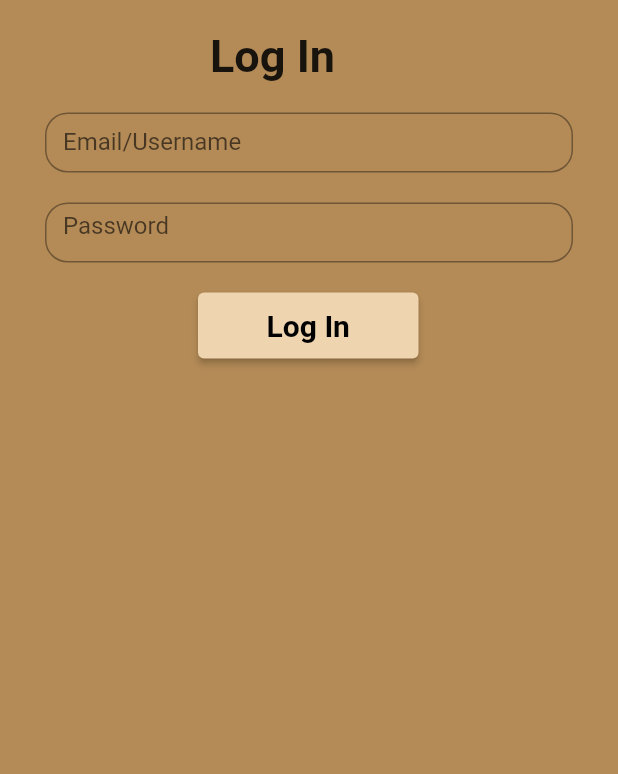
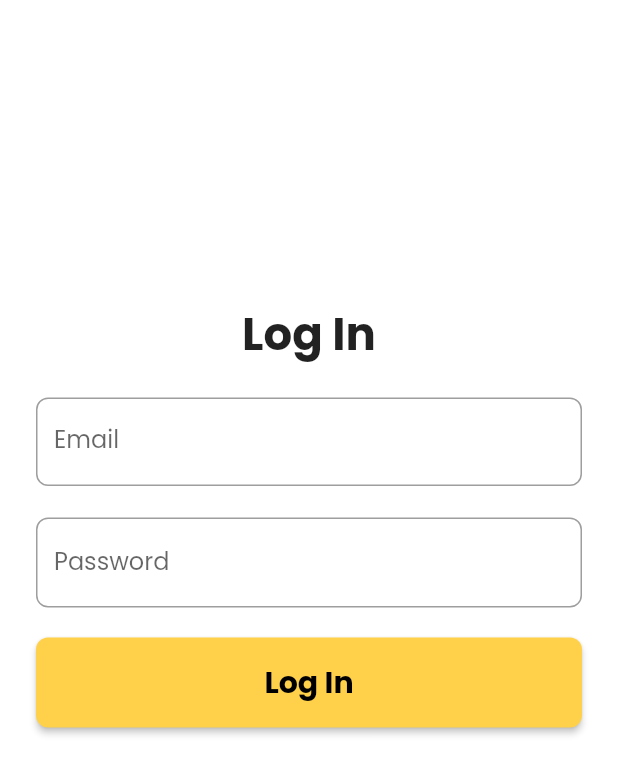
Before and after one commit to viadelia12/simple_app, a Flutter app: the Login screen opened directly, on a phone screen of 412 x 824 dp. Shown: the top 774 px of the screen. Run offline on Flutter 3.47's test engine with Material 2 defaults, Android fonts, the phone set to English and light mode, and no system bars; our stand-ins replace email_validator, math_expressions; Roboto replaces fonts that are missing (FolksNormal).

Commit message:
Update E-Calc

```diff
--- a/lib/pages/login.dart
+++ b/lib/pages/login.dart
@@ -1,29 +1,36 @@
 import 'package:flutter/material.dart';
+import 'package:simple_app/pages/calculator.dart';
+import 'package:email_validator/email_validator.dart';
+import 'package:simple_app/pages/home.dart';
 
 class Login extends StatefulWidget {
-  const Login({ Key? key }) : super(key: key);
+  const Login({Key? key}) : super(key: key);
 
   @override
   State<Login> createState() => _LoginState();
 }
 
 class _LoginState extends State<Login> {
+  final emailController = TextEditingController();
+  final passwordController = TextEditingController();
+
   @override
   Widget build(BuildContext context) {
     return Scaffold(
-      backgroundColor: Color(0xffB48B57),
-      body: Padding(
-        padding: EdgeInsets.all(20.0),
+      backgroundColor: Color(0xffFFFFFF),
+      body: Center(
         child: ListView(
           children: [
             Container(
-              alignment: Alignment.centerLeft,
-              padding: EdgeInsets.only(left: 120.0),
+              padding: EdgeInsets.only(top: 200),
+              alignment: Alignment.center,
               child: Text(
                 "Log In",
+                textAlign: TextAlign.center,
                 style: TextStyle(
                   fontSize: 30,
                   fontWeight: FontWeight.bold,
+                  fontFamily: "Poppins",
                 ),
               ),
             ),
@@ -47,61 +54,80 @@ class _LoginState extends State<Login> {
 
   Widget _usernameField() {
     return Container(
-      height: 40,
-      padding: EdgeInsets.only(left: 10.0, right: 10),
+      height: 60,
+      padding: EdgeInsets.only(left: 24.0, right: 24.0),
       child: TextFormField(
+        controller: emailController,
         decoration: InputDecoration(
-        labelText: "Email/Username",
-        labelStyle: TextStyle(
-        fontFamily: "FolksNormal",
-        ),
-        border: OutlineInputBorder(
-          borderRadius: BorderRadius.circular(15.0),
-          )
-        ),
+            labelText: "Email",
+            labelStyle: TextStyle(fontFamily: "Poppins"),
+            border:
+                OutlineInputBorder(borderRadius: BorderRadius.circular(8.0))),
       ),
     );
   }
 
   Widget _passwordField() {
     return Container(
-      height: 40,
-      padding: EdgeInsets.only(left: 10.0, right: 10),
-      child: TextField(
+      height: 60,
+      padding: EdgeInsets.only(left: 24.0, right: 24.0),
+      child: TextFormField(
+        controller: passwordController,
         obscureText: true,
         decoration: InputDecoration(
-          hintText: "Password",
-          hintStyle: TextStyle(
-            fontFamily: "FolksNormal",
-            ),
-          border: OutlineInputBorder(
-            borderRadius: BorderRadius.circular(15.0)
-          )
-        ),
+            hintText: "Password",
+            hintStyle: TextStyle(fontFamily: "Poppins"),
+            border:
+                OutlineInputBorder(borderRadius: BorderRadius.circular(8.0))),
       ),
     );
   }
 
   Widget _loginButton() {
     return Container(
-      height: 44.0,
-      padding: EdgeInsets.only(left: 112.0, right: 113.0),
+      height: 60.0,
+      padding: EdgeInsets.only(left: 24.0, right: 24.0),
       child: ElevatedButton(
         onPressed: () {
-          Navigator.popAndPushNamed(context, "/home");
+          if (emailController.text == "afrienkhs@gmail.com") {
+            if (passwordController.text == "afrien") {
+              Navigator.push(context,
+                  MaterialPageRoute(builder: (context) => const HomePage()));
+            } else {
+              showDialog(
+                context: context,
+                builder: (context) {
+                  return AlertDialog(
+                    content: Text("Password Salah!"),
+                  );
+                },
+              );
+            }
+          } else {
+            showDialog(
+              context: context,
+              builder: (context) {
+                return AlertDialog(
+                  content: Text("Username/Email Salah!"),
+                );
+              },
+            );
+          }
         },
         child: Text(
           "Log In",
           style: TextStyle(
-            fontFamily: 'FolksNormal',
-            fontWeight: FontWeight.bold,
-            fontSize: 20,
-            color: Color(0xfff000000)
-          ),
+              fontFamily: 'Poppins',
+              fontWeight: FontWeight.bold,
+              fontSize: 20,
+              color: Color(0xfff000000)),
         ),
         style: ButtonStyle(
-          backgroundColor: MaterialStateProperty.all<Color>(Color(0xffEED4AF))
-        ),
+            shape: MaterialStateProperty.all<RoundedRectangleBorder>(
+                RoundedRectangleBorder(
+                    borderRadius: BorderRadius.circular(8.0))),
+            backgroundColor:
+                MaterialStateProperty.all<Color>(Color(0xffFFD04A))),
       ),
     );
   }
```
Also changed, not shown: lib/components/my_button.dart (added, +35 -0 lines), lib/components/my_textfield.dart (added, +36 -0 lines), lib/components/square_tile.dart (added, +26 -0 lines), lib/pages/calculator.dart (+46 -88 lines), lib/pages/home.dart (+57 -1 lines), lib/pages/splash_screen.dart (+9 -9 lines), pubspec.yaml (+6 -12 lines), assets/fonts/Poppins-Regular.ttf (added), assets/image/apple.png (added), assets/image/google.png (added), assets/image/logo.png (added), pubspec.lock.
